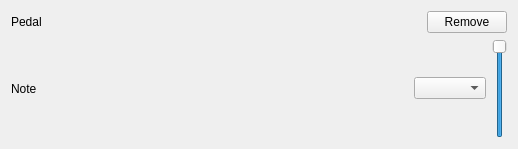
First picture: the form in src/qt/Settings/PedalEditArea.ui, repository chuckfairy/OrzaSteel, before the edit.
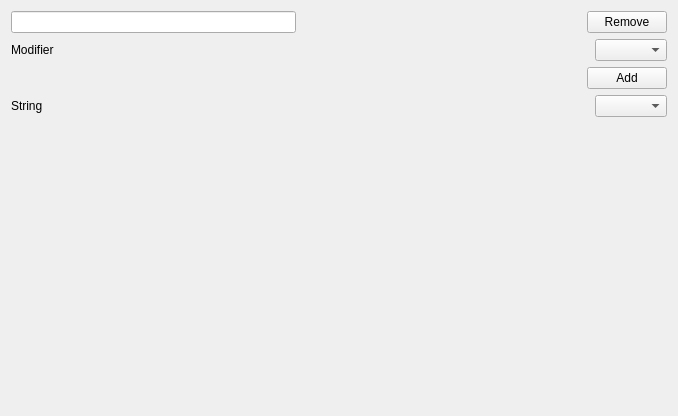
Second picture: the form after the edit.

Commit message: editor builds and pedal

```diff
--- a/src/qt/Settings/PedalEditArea.ui
+++ b/src/qt/Settings/PedalEditArea.ui
@@ -6,24 +6,18 @@
    <rect>
     <x>0</x>
     <y>0</y>
-    <width>518</width>
-    <height>149</height>
+    <width>678</width>
+    <height>416</height>
    </rect>
   </property>
   <property name="windowTitle">
    <string>Window</string>
   </property>
-  <layout class="QVBoxLayout" name="verticalLayout_2">
-   <item>
     <layout class="QVBoxLayout" name="verticalLayout">
      <item>
       <layout class="QHBoxLayout" name="horizontalLayout_2">
        <item>
-        <widget class="QLabel" name="label">
-         <property name="text">
-          <string>Pedal</string>
-         </property>
-        </widget>
+      <widget class="QLineEdit" name="label_edit"/>
        </item>
        <item>
         <spacer name="horizontalSpacer">
@@ -47,6 +41,57 @@
        </item>
       </layout>
      </item>
+   <item>
+    <layout class="QHBoxLayout" name="horizontalLayout_4">
+     <item>
+      <widget class="QLabel" name="label">
+       <property name="text">
+        <string>Modifier</string>
+       </property>
+      </widget>
+     </item>
+     <item>
+      <spacer name="horizontalSpacer_3">
+       <property name="orientation">
+        <enum>Qt::Horizontal</enum>
+       </property>
+       <property name="sizeHint" stdset="0">
+        <size>
+         <width>40</width>
+         <height>20</height>
+        </size>
+       </property>
+      </spacer>
+     </item>
+     <item>
+      <widget class="QComboBox" name="modifier_dropdown"/>
+     </item>
+    </layout>
+   </item>
+   <item>
+    <layout class="QHBoxLayout" name="horizontalLayout">
+     <item>
+      <spacer name="horizontalSpacer_4">
+       <property name="orientation">
+        <enum>Qt::Horizontal</enum>
+       </property>
+       <property name="sizeHint" stdset="0">
+        <size>
+         <width>40</width>
+         <height>20</height>
+        </size>
+       </property>
+      </spacer>
+     </item>
+     <item>
+      <widget class="QPushButton" name="add_string">
+       <property name="text">
+        <string>Add</string>
+       </property>
+      </widget>
+     </item>
+    </layout>
+   </item>
      <item>
       <layout class="QVBoxLayout" name="verticalLayout_3">
        <item>
@@ -54,7 +99,7 @@
          <item>
           <widget class="QLabel" name="label_2">
            <property name="text">
-            <string>Note</string>
+          <string>String</string>
            </property>
           </widget>
          </item>
@@ -72,26 +117,24 @@
           </spacer>
          </item>
          <item>
-          <widget class="QComboBox" name="comboBox"/>
+        <widget class="QComboBox" name="string_dropdown"/>
+       </item>
+      </layout>
+     </item>
+    </layout>
          </item>
          <item>
-          <widget class="QSlider" name="verticalSlider">
-           <property name="maximum">
-            <number>100</number>
-           </property>
-           <property name="value">
-            <number>100</number>
-           </property>
+    <spacer name="verticalSpacer">
            <property name="orientation">
             <enum>Qt::Vertical</enum>
            </property>
-          </widget>
-         </item>
-        </layout>
-       </item>
-      </layout>
-     </item>
-    </layout>
+     <property name="sizeHint" stdset="0">
+      <size>
+       <width>20</width>
+       <height>40</height>
+      </size>
+     </property>
+    </spacer>
    </item>
   </layout>
  </widget>
```
Left out of the diff: 2 changed lines with no effect on the pictures. Lines whose indentation alone changed are shown as unchanged. The commit also changes 17 other files.
